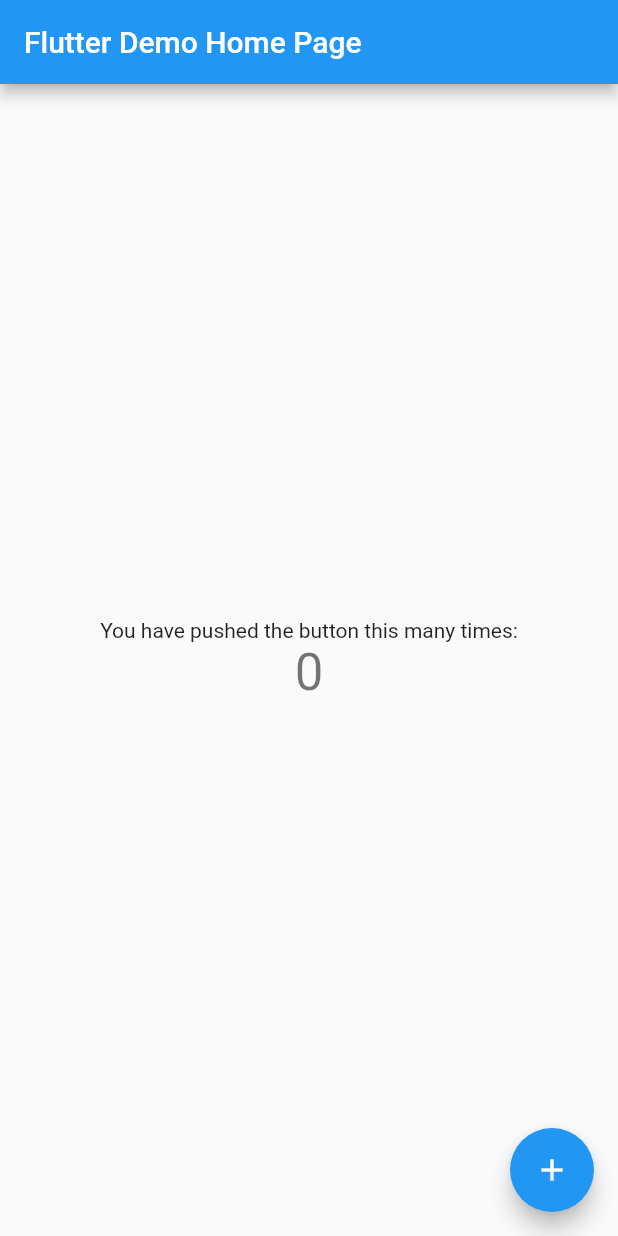
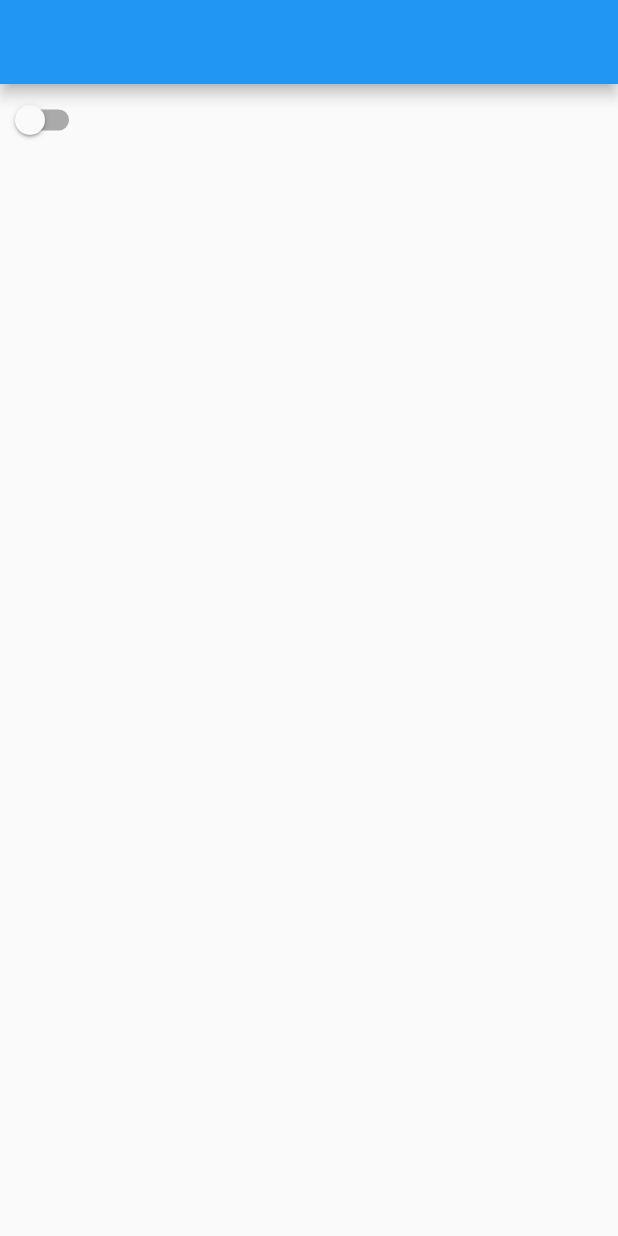
Before and after one commit to saifvandana/PeAs-Flutter, a Flutter app: the screen it shows after launch, on a phone screen of 412 x 824 dp. Run offline on Flutter 3.47's test engine with Material 2 defaults, Android fonts, the phone set to English and light mode, and no system bars.

Commit message:
Added dark theme support and theme switcher

```diff
--- /dev/null
+++ b/lib/AppStateNotifier.dart
@@ -0,0 +1,11 @@
+import 'package:flutter/material.dart';
+
+class AppStateNotifier extends ChangeNotifier {
+  //
+  bool isDarkMode = false;
+
+  void updateTheme(bool isDarkMode) {
+    this.isDarkMode = isDarkMode;
+    notifyListeners();
+  }
+}
--- a/lib/main.dart
+++ b/lib/main.dart
@@ -1,117 +1,51 @@
 import 'package:flutter/material.dart';
+import 'package:peas/AppStateNotifier.dart';
+import 'package:provider/provider.dart';
 
 void main() {
-  runApp(MyApp());
+  runApp(
+    ChangeNotifierProvider<AppStateNotifier>(
+      create: (context) => AppStateNotifier(),
+      child: PeAs(),
+    ),
+  );
 }
 
-class MyApp extends StatelessWidget {
-  // This widget is the root of your application.
+class PeAs extends StatelessWidget {
   @override
   Widget build(BuildContext context) {
-    return MaterialApp(
-      title: 'Flutter Demo',
-      theme: ThemeData(
-        // This is the theme of your application.
-        //
-        // Try running your application with "flutter run". You'll see the
-        // application has a blue toolbar. Then, without quitting the app, try
-        // changing the primarySwatch below to Colors.green and then invoke
-        // "hot reload" (press "r" in the console where you ran "flutter run",
-        // or simply save your changes to "hot reload" in a Flutter IDE).
-        // Notice that the counter didn't reset back to zero; the application
-        // is not restarted.
-        primarySwatch: Colors.blue,
-        // This makes the visual density adapt to the platform that you run
-        // the app on. For desktop platforms, the controls will be smaller and
-        // closer together (more dense) than on mobile platforms.
-        visualDensity: VisualDensity.adaptivePlatformDensity,
+    return Consumer<AppStateNotifier>(builder: (context, appState, child) {
+      return MaterialApp(
+          title: 'PeAs',
+          debugShowCheckedModeBanner: false,
+          theme: ThemeData.light(),
+          darkTheme: ThemeData.dark(),
+          home: HomePage(title: 'PeAs'),
+          themeMode: appState.isDarkMode ? ThemeMode.dark : ThemeMode.light);
+    });
+  }
+}
+
+class HomePage extends StatefulWidget {
+  HomePage({Key key, this.title}) : super(key: key);
+  final String title;
+
+  @override
+  _HomePageState createState() => _HomePageState();
+}
+
+class _HomePageState extends State<HomePage> {
+  @override
+  Widget build(BuildContext context) {
+    return Scaffold(
+      appBar: AppBar(),
+      body: Switch(
+        value: Provider.of<AppStateNotifier>(context).isDarkMode,
+        onChanged: (boolVal) {
+          Provider.of<AppStateNotifier>(context, listen: false)
+              .updateTheme(boolVal);
+        },
       ),
-      home: MyHomePage(title: 'Flutter Demo Home Page'),
     );
   }
 }
-
-class MyHomePage extends StatefulWidget {
-  MyHomePage({Key key, this.title}) : super(key: key);
-
-  // This widget is the home page of your application. It is stateful, meaning
-  // that it has a State object (defined below) that contains fields that affect
-  // how it looks.
-
-  // This class is the configuration for the state. It holds the values (in this
-  // case the title) provided by the parent (in this case the App widget) and
-  // used by the build method of the State. Fields in a Widget subclass are
-  // always marked "final".
-
-  final String title;
-
-  @override
-  _MyHomePageState createState() => _MyHomePageState();
-}
-
-class _MyHomePageState extends State<MyHomePage> {
-  int _counter = 0;
-
-  void _incrementCounter() {
-    setState(() {
-      // This call to setState tells the Flutter framework that something has
-      // changed in this State, which causes it to rerun the build method below
-      // so that the display can reflect the updated values. If we changed
-      // _counter without calling setState(), then the build method would not be
-      // called again, and so nothing would appear to happen.
-      _counter++;
-    });
-  }
-
-  @override
-  Widget build(BuildContext context) {
-    // This method is rerun every time setState is called, for instance as done
-    // by the _incrementCounter method above.
-    //
-    // The Flutter framework has been optimized to make rerunning build methods
-    // fast, so that you can just rebuild anything that needs updating rather
-    // than having to individually change instances of widgets.
-    return Scaffold(
-      appBar: AppBar(
-        // Here we take the value from the MyHomePage object that was created by
-        // the App.build method, and use it to set our appbar title.
-        title: Text(widget.title),
-      ),
-      body: Center(
-        // Center is a layout widget. It takes a single child and positions it
-        // in the middle of the parent.
-        child: Column(
-          // Column is also a layout widget. It takes a list of children and
-          // arranges them vertically. By default, it sizes itself to fit its
-          // children horizontally, and tries to be as tall as its parent.
-          //
-          // Invoke "debug painting" (press "p" in the console, choose the
-          // "Toggle Debug Paint" action from the Flutter Inspector in Android
-          // Studio, or the "Toggle Debug Paint" command in Visual Studio Code)
-          // to see the wireframe for each widget.
-          //
-          // Column has various properties to control how it sizes itself and
-          // how it positions its children. Here we use mainAxisAlignment to
-          // center the children vertically; the main axis here is the vertical
-          // axis because Columns are vertical (the cross axis would be
-          // horizontal).
-          mainAxisAlignment: MainAxisAlignment.center,
-          children: <Widget>[
-            Text(
-              'You have pushed the button this many times:',
-            ),
-            Text(
-              '$_counter',
-              style: Theme.of(context).textTheme.headline4,
-            ),
-          ],
-        ),
-      ),
-      floatingActionButton: FloatingActionButton(
-        onPressed: _incrementCounter,
-        tooltip: 'Increment',
-        child: Icon(Icons.add),
-      ), // This trailing comma makes auto-formatting nicer for build methods.
-    );
-  }
-}
--- a/pubspec.yaml
+++ b/pubspec.yaml
@@ -23,7 +23,7 @@
 dependencies:
   flutter:
     sdk: flutter
-
+  provider: ^4.3.1
 
   # The following adds the Cupertino Icons font to your application.
   # Use with the CupertinoIcons class for iOS style icons.
```
Also changed, not shown: lib/AppTheme.dart (added, +73 -0 lines), pubspec.lock, 1 other file.
